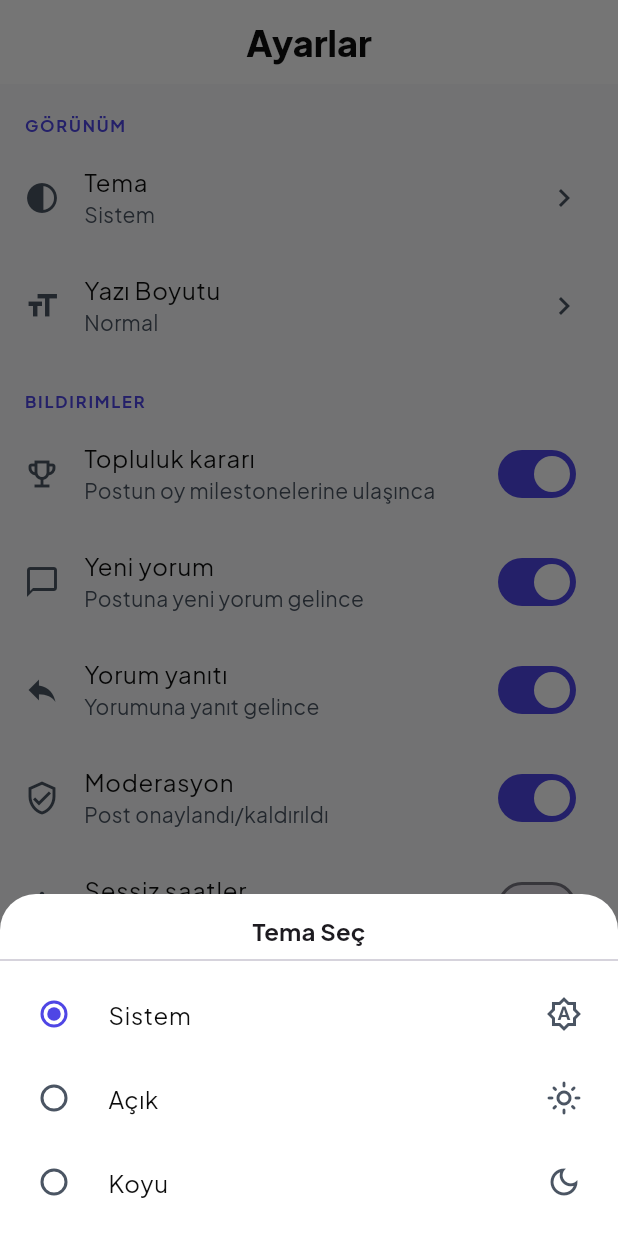
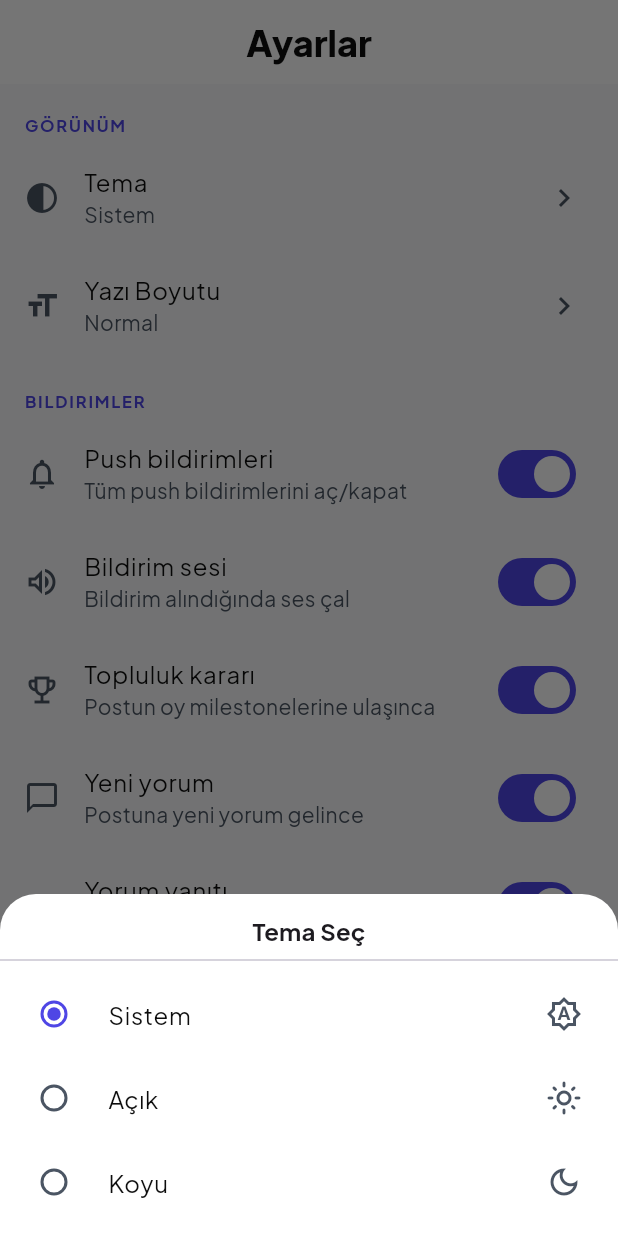
Before and after one commit to kocennes/karar, a Flutter app: the SettingsScreen screen opened by its route, after a tap on "Tema", on a phone screen of 412 x 824 dp. Run offline on Flutter 3.47's test engine with Material 3 defaults, Android fonts, the phone set to English and light mode, and no system bars; our stand-ins replace cached_network_image, confetti, connectivity_plus, dio, firebase_analytics, firebase_auth and 18 more; missing offline and left inert: app_settings, dart:html, dart:js_util, dart:ui_web; accounts and stored records are empty.

Commit message:
feat: bildirim tercih API entegrasyonu + Android kanallar + push tap analytics
Settings ekrani:
- pushEnabled (global), soundEnabled, notifyOnMention, notifyOnTrend,
  notifyOnDigest toggle'lari eklendi; push kapali oldugunda alt switch'ler disabled
- Bildirim tercih switch'leri pushEnabled durumuna gore enabled/disabled gosteriliyor

preferences_provider:
- 6 yeni alan eklendi: pushEnabled, soundEnabled, notifyOnMention,
  notifyOnTrend, notifyOnDigest
- toJson() API anahtarlari duzeltildi: notifyOnPostStatus, emailWeeklySummary,
  quietHoursStart/End (onceki: notifyOnModeration, emailNewsletter, silentStart/End)
- UserPreferences.fromJson() ile backend senkronizasyonu; giris yapilmissa
  GET /notification-preferences'dan yukle, hata durumunda local cache'e don
- AuthService.getNotificationPreferences() metodu eklendi

Android:
- MainActivity.kt'de NotificationChannel'lar olusturuluyor:
  comments, mentions, milestones, viral, digest, system

Push tap analytics:
- AnalyticsService.logPushNotificationOpened(type) eklendi
- app.dart _onMessageOpened: deepLink payload'i kullan, type'i analytics'e logla

Co-Authored-By: Claude Sonnet 4.6 <noreply@anthropic.com>

```diff
--- a/lib/core/analytics/analytics_service.dart
+++ b/lib/core/analytics/analytics_service.dart
@@ -205,6 +205,13 @@ class AnalyticsService {
     );
   }
 
+  Future<void> logPushNotificationOpened({required String type}) async {
+    await _a?.logEvent(
+      name: 'push_notification_opened',
+      parameters: {'type': type},
+    );
+  }
+
   Future<void> setAnalyticsEnabled(bool enabled) async {
     await _a?.setAnalyticsCollectionEnabled(enabled);
   }
--- a/lib/core/auth/auth_service.dart
+++ b/lib/core/auth/auth_service.dart
@@ -328,6 +328,12 @@ class AuthService {
         },
       );
 
+  Future<Map<String, dynamic>> getNotificationPreferences() async {
+    return _apiClient.getJson<Map<String, dynamic>>(
+      '${ApiEndpoints.userMe}/notification-preferences',
+    );
+  }
+
   Future<void> updatePreferences(Map<String, dynamic> prefs) async {
     await _apiClient.putJson<void>(
       '${ApiEndpoints.userMe}/notification-preferences',
--- a/lib/core/settings/preferences_provider.dart
+++ b/lib/core/settings/preferences_provider.dart
@@ -8,7 +8,12 @@ class UserPreferences {
     this.verdictMilestone = true,
     this.newComment = true,
     this.commentReply = true,
+    this.notifyOnMention = true,
     this.postModeration = true,
+    this.notifyOnTrend = false,
+    this.notifyOnDigest = false,
+    this.pushEnabled = true,
+    this.soundEnabled = true,
     this.emailNewsletter = false,
     this.silentHoursEnabled = false,
     this.silentStart = '22:00',
@@ -21,7 +26,12 @@ class UserPreferences {
   final bool verdictMilestone;
   final bool newComment;
   final bool commentReply;
+  final bool notifyOnMention;
   final bool postModeration;
+  final bool notifyOnTrend;
+  final bool notifyOnDigest;
+  final bool pushEnabled;
+  final bool soundEnabled;
   final bool emailNewsletter;
   final bool silentHoursEnabled;
   final String silentStart;
@@ -30,11 +40,39 @@ class UserPreferences {
   final bool showKarmaToOthers;
   final bool analyticsEnabled;
 
+  factory UserPreferences.fromJson(Map<String, dynamic> json) {
+    String? qs = json['quietHoursStart'] as String?;
+    String? qe = json['quietHoursEnd'] as String?;
+    return UserPreferences(
+      verdictMilestone: json['notifyOnVerdict'] as bool? ?? true,
+      newComment: json['notifyOnComment'] as bool? ?? true,
+      commentReply: json['notifyOnReply'] as bool? ?? true,
+      notifyOnMention: json['notifyOnMention'] as bool? ?? true,
+      postModeration: json['notifyOnPostStatus'] as bool? ?? true,
+      notifyOnTrend: json['notifyOnTrend'] as bool? ?? false,
+      notifyOnDigest: json['notifyOnDigest'] as bool? ?? false,
+      pushEnabled: json['pushEnabled'] as bool? ?? true,
+      soundEnabled: json['soundEnabled'] as bool? ?? true,
+      emailNewsletter: json['emailWeeklySummary'] as bool? ?? false,
+      silentHoursEnabled: qs != null && qe != null,
+      silentStart: qs ?? '22:00',
+      silentEnd: qe ?? '08:00',
+      showVotesOnProfile: json['showVotesOnProfile'] as bool? ?? true,
+      showKarmaToOthers: json['showKarmaToOthers'] as bool? ?? true,
+      analyticsEnabled: true,
+    );
+  }
+
   UserPreferences copyWith({
     bool? verdictMilestone,
     bool? newComment,
     bool? commentReply,
+    bool? notifyOnMention,
     bool? postModeration,
+    bool? notifyOnTrend,
+    bool? notifyOnDigest,
+    bool? pushEnabled,
+    bool? soundEnabled,
     bool? emailNewsletter,
     bool? silentHoursEnabled,
     String? silentStart,
@@ -47,7 +85,12 @@ class UserPreferences {
       verdictMilestone: verdictMilestone ?? this.verdictMilestone,
       newComment: newComment ?? this.newComment,
       commentReply: commentReply ?? this.commentReply,
+      notifyOnMention: notifyOnMention ?? this.notifyOnMention,
       postModeration: postModeration ?? this.postModeration,
+      notifyOnTrend: notifyOnTrend ?? this.notifyOnTrend,
+      notifyOnDigest: notifyOnDigest ?? this.notifyOnDigest,
+      pushEnabled: pushEnabled ?? this.pushEnabled,
+      soundEnabled: soundEnabled ?? this.soundEnabled,
       emailNewsletter: emailNewsletter ?? this.emailNewsletter,
       silentHoursEnabled: silentHoursEnabled ?? this.silentHoursEnabled,
       silentStart: silentStart ?? this.silentStart,
@@ -62,11 +105,15 @@ class UserPreferences {
         'notifyOnVerdict': verdictMilestone,
         'notifyOnComment': newComment,
         'notifyOnReply': commentReply,
-        'notifyOnModeration': postModeration,
-        'emailNewsletter': emailNewsletter,
-        'silentHoursEnabled': silentHoursEnabled,
-        'silentStart': silentStart,
-        'silentEnd': silentEnd,
+        'notifyOnMention': notifyOnMention,
+        'notifyOnPostStatus': postModeration,
+        'notifyOnTrend': notifyOnTrend,
+        'notifyOnDigest': notifyOnDigest,
+        'pushEnabled': pushEnabled,
+        'soundEnabled': soundEnabled,
+        'emailWeeklySummary': emailNewsletter,
+        'quietHoursStart': silentHoursEnabled ? silentStart : null,
+        'quietHoursEnd': silentHoursEnabled ? silentEnd : null,
         'showVotesOnProfile': showVotesOnProfile,
         'showKarmaToOthers': showKarmaToOthers,
       };
@@ -75,7 +122,7 @@ class UserPreferences {
 class UserPreferencesNotifier extends Notifier<UserPreferences> {
   @override
   UserPreferences build() {
-    _load();
+    Future.microtask(_load);
     return const UserPreferences();
   }
 
@@ -83,11 +130,31 @@ class UserPreferencesNotifier extends Notifier<UserPreferences> {
 
   Future<void> _load() async {
     final prefs = await SharedPreferences.getInstance();
+
+    // If user is logged in, load from backend (authoritative)
+    if (AppRuntime.useRemoteApi && ref.read(currentUserProvider) != null) {
+      try {
+        final json = await ref.read(authServiceProvider).getNotificationPreferences();
+        final fromServer = UserPreferences.fromJson(json);
+        state = fromServer.copyWith(
+          analyticsEnabled: prefs.getBool('${_kPrefix}analytics') ?? true,
+        );
+        return;
+      } catch (_) {
+        // Fall through to local cache
+      }
+    }
+
     state = UserPreferences(
       verdictMilestone: prefs.getBool('${_kPrefix}verdict') ?? true,
       newComment: prefs.getBool('${_kPrefix}comment') ?? true,
       commentReply: prefs.getBool('${_kPrefix}reply') ?? true,
+      notifyOnMention: prefs.getBool('${_kPrefix}mention') ?? true,
       postModeration: prefs.getBool('${_kPrefix}mod') ?? true,
+      notifyOnTrend: prefs.getBool('${_kPrefix}trend') ?? false,
+      notifyOnDigest: prefs.getBool('${_kPrefix}digest') ?? false,
+      pushEnabled: prefs.getBool('${_kPrefix}push') ?? true,
+      soundEnabled: prefs.getBool('${_kPrefix}sound') ?? true,
       emailNewsletter: prefs.getBool('${_kPrefix}email') ?? false,
       silentHoursEnabled: prefs.getBool('${_kPrefix}silent_on') ?? false,
       silentStart: prefs.getString('${_kPrefix}silent_start') ?? '22:00',
@@ -107,7 +174,12 @@ class UserPreferencesNotifier extends Notifier<UserPreferences> {
     await prefs.setBool('${_kPrefix}verdict', state.verdictMilestone);
     await prefs.setBool('${_kPrefix}comment', state.newComment);
     await prefs.setBool('${_kPrefix}reply', state.commentReply);
+    await prefs.setBool('${_kPrefix}mention', state.notifyOnMention);
     await prefs.setBool('${_kPrefix}mod', state.postModeration);
+    await prefs.setBool('${_kPrefix}trend', state.notifyOnTrend);
+    await prefs.setBool('${_kPrefix}digest', state.notifyOnDigest);
+    await prefs.setBool('${_kPrefix}push', state.pushEnabled);
+    await prefs.setBool('${_kPrefix}sound', state.soundEnabled);
     await prefs.setBool('${_kPrefix}email', state.emailNewsletter);
     await prefs.setBool('${_kPrefix}silent_on', state.silentHoursEnabled);
     await prefs.setString('${_kPrefix}silent_start', state.silentStart);
--- a/lib/features/settings/settings_screen.dart
+++ b/lib/features/settings/settings_screen.dart
@@ -52,14 +52,40 @@ class SettingsScreen extends ConsumerWidget {
             // ── Bildirimler ──────────────────────────────────────────────────────
             const _SectionHeader('Bildirimler'),
             _SettingsTile(
+              icon: Icons.notifications_outlined,
+              title: 'Push bildirimleri',
+              subtitle: 'Tüm push bildirimlerini aç/kapat',
+              trailing: Switch(
+                value: prefs.pushEnabled,
+                onChanged: (v) => ref
+                    .read(userPreferencesProvider.notifier)
+                    .update((s) => s.copyWith(pushEnabled: v)),
+              ),
+            ),
+            _SettingsTile(
+              icon: Icons.volume_up_outlined,
+              title: 'Bildirim sesi',
+              subtitle: 'Bildirim alındığında ses çal',
+              trailing: Switch(
+                value: prefs.soundEnabled,
+                onChanged: prefs.pushEnabled
+                    ? (v) => ref
+                        .read(userPreferencesProvider.notifier)
+                        .update((s) => s.copyWith(soundEnabled: v))
+                    : null,
+              ),
+            ),
+            _SettingsTile(
               icon: Icons.emoji_events_outlined,
               title: 'Topluluk kararı',
               subtitle: 'Postun oy milestonelerine ulaşınca',
               trailing: Switch(
                 value: prefs.verdictMilestone,
-                onChanged: (v) => ref
-                    .read(userPreferencesProvider.notifier)
-                    .update((s) => s.copyWith(verdictMilestone: v)),
+                onChanged: prefs.pushEnabled
+                    ? (v) => ref
+                        .read(userPreferencesProvider.notifier)
+                        .update((s) => s.copyWith(verdictMilestone: v))
+                    : null,
               ),
             ),
             _SettingsTile(
@@ -68,9 +94,11 @@ class SettingsScreen extends ConsumerWidget {
               subtitle: 'Postuna yeni yorum gelince',
               trailing: Switch(
                 value: prefs.newComment,
-                onChanged: (v) => ref
-                    .read(userPreferencesProvider.notifier)
-                    .update((s) => s.copyWith(newComment: v)),
+                onChanged: prefs.pushEnabled
+                    ? (v) => ref
+                        .read(userPreferencesProvider.notifier)
+                        .update((s) => s.copyWith(newComment: v))
+                    : null,
               ),
             ),
             _SettingsTile(
@@ -79,9 +107,24 @@ class SettingsScreen extends ConsumerWidget {
               subtitle: 'Yorumuna yanıt gelince',
               trailing: Switch(
                 value: prefs.commentReply,
-                onChanged: (v) => ref
-                    .read(userPreferencesProvider.notifier)
-                    .update((s) => s.copyWith(commentReply: v)),
+                onChanged: prefs.pushEnabled
+                    ? (v) => ref
+                        .read(userPreferencesProvider.notifier)
+                        .update((s) => s.copyWith(commentReply: v))
+                    : null,
+              ),
+            ),
+            _SettingsTile(
+              icon: Icons.alternate_email_outlined,
+              title: 'Bahsedilme',
+              subtitle: 'Yorumunda @etiketlenince',
+              trailing: Switch(
+                value: prefs.notifyOnMention,
+                onChanged: prefs.pushEnabled
+                    ? (v) => ref
+                        .read(userPreferencesProvider.notifier)
+                        .update((s) => s.copyWith(notifyOnMention: v))
+                    : null,
               ),
             ),
             _SettingsTile(
@@ -90,9 +133,37 @@ class SettingsScreen extends ConsumerWidget {
               subtitle: 'Post onaylandı/kaldırıldı',
               trailing: Switch(
                 value: prefs.postModeration,
-                onChanged: (v) => ref
-                    .read(userPreferencesProvider.notifier)
-                    .update((s) => s.copyWith(postModeration: v)),
+                onChanged: prefs.pushEnabled
+                    ? (v) => ref
+                        .read(userPreferencesProvider.notifier)
+                        .update((s) => s.copyWith(postModeration: v))
+                    : null,
+              ),
+            ),
+            _SettingsTile(
+              icon: Icons.trending_up_outlined,
+              title: 'Viral uyarısı',
+              subtitle: 'Postun öne çıkınca',
+              trailing: Switch(
+                value: prefs.notifyOnTrend,
+                onChanged: prefs.pushEnabled
+                    ? (v) => ref
+                        .read(userPreferencesProvider.notifier)
+                        .update((s) => s.copyWith(notifyOnTrend: v))
+                    : null,
+              ),
+            ),
+            _SettingsTile(
+              icon: Icons.summarize_outlined,
+              title: 'Haftalık özet',
+              subtitle: 'Kaçırdığın içerikler her hafta',
+              trailing: Switch(
+                value: prefs.notifyOnDigest,
+                onChanged: prefs.pushEnabled
+                    ? (v) => ref
+                        .read(userPreferencesProvider.notifier)
+                        .update((s) => s.copyWith(notifyOnDigest: v))
+                    : null,
               ),
             ),
             _SettingsTile(
```
Also changed, not shown: lib/app.dart (+16 -6 lines), 1 other file.
